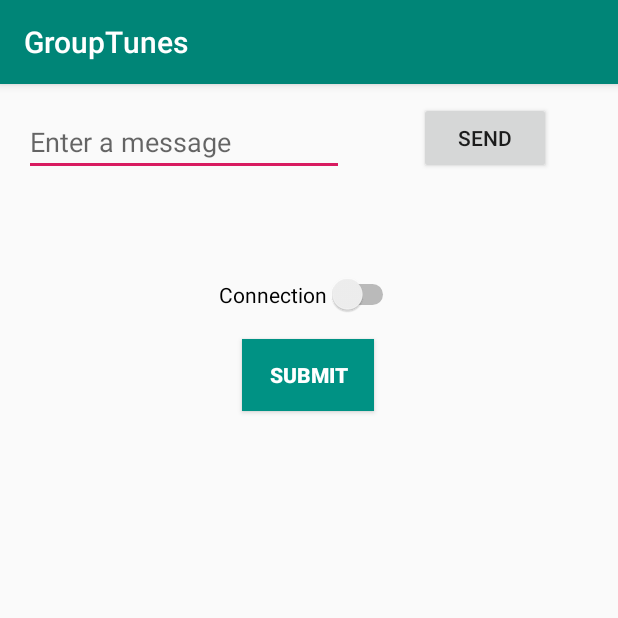
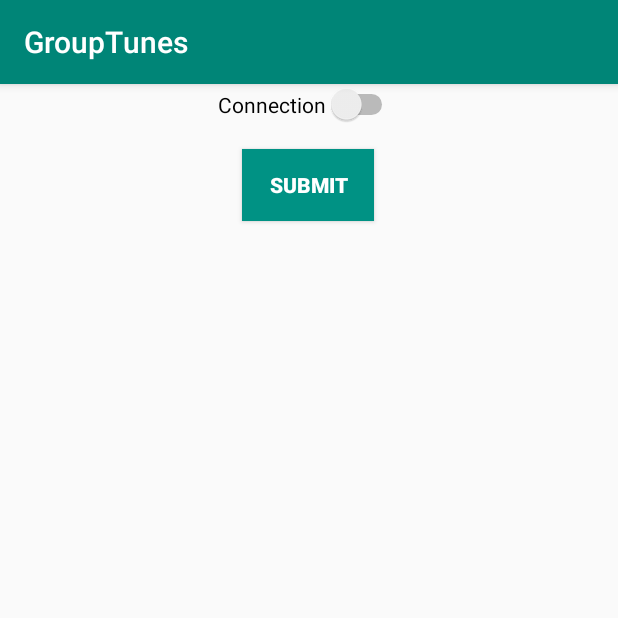
Before and after one commit to mlcraig21/GroupTunes, an Android app: the screen it shows after launch (MainActivity), on a phone screen of 412 x 824 dp, the top half of it. Run offline under Robolectric (Android 15) with nearby library versions, the phone set to English and light mode, and no system bars.

Commit message:
Trying to get in a stable commit.

```diff
--- a/GroupTunes/app/src/main/res/layout/activity_main.xml
+++ b/GroupTunes/app/src/main/res/layout/activity_main.xml
@@ -7,50 +7,20 @@
     tools:context=".MainActivity">
 
 
-    <EditText
-        android:id="@+id/editText"
-        android:layout_width="wrap_content"
-        android:layout_height="wrap_content"
-        android:layout_marginStart="16dp"
-        android:layout_marginLeft="16dp"
-        android:layout_marginTop="16dp"
-        android:ems="10"
-        android:hint="@string/edit_message"
-        android:inputType="textPersonName"
-        app:layout_constraintStart_toStartOf="parent"
-        app:layout_constraintTop_toTopOf="parent" />
-
-    <Button
-        android:id="@+id/button"
-        android:layout_width="wrap_content"
-        android:layout_height="wrap_content"
-        android:layout_marginStart="16dp"
-        android:layout_marginLeft="16dp"
-        android:layout_marginTop="12dp"
-        android:layout_marginEnd="16dp"
-        android:layout_marginRight="16dp"
-        android:onClick="sendMessage"
-        android:text="@string/button_send"
-        app:layout_constraintEnd_toEndOf="parent"
-        app:layout_constraintHorizontal_bias="0.54"
-        app:layout_constraintStart_toEndOf="@+id/editText"
-        app:layout_constraintTop_toTopOf="parent" />
-
     <Switch
         android:id="@+id/connection"
         android:layout_width="wrap_content"
         android:layout_height="wrap_content"
         android:layout_gravity="center"
-        android:layout_marginTop="65dp"
         android:checked="false"
         android:text="Connection"
         android:textOff="Off"
         android:textOn="On"
         app:layout_constraintEnd_toEndOf="parent"
+        app:layout_constraintHorizontal_bias="0.498"
         app:layout_constraintStart_toStartOf="parent"
-        app:layout_constraintTop_toBottomOf="@+id/editText"
-        tools:ignore="MissingConstraints" />
-
+        tools:ignore="MissingConstraints"
+        tools:layout_editor_absoluteY="61dp" />
 
     <Button
         android:id="@+id/submitButton"
```
Also changed, not shown: GroupTunes/app/src/main/java/com/example/grouptunes/MainActivity.java (+6 -29 lines).
